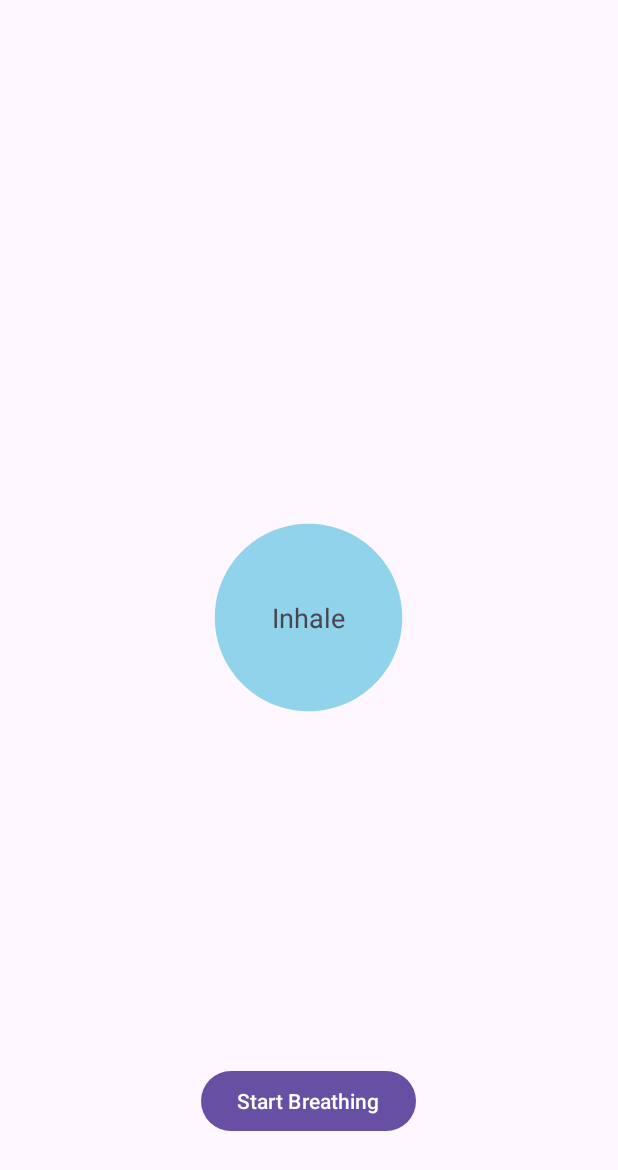
After one commit to IanHipolito/StressLessApp, an Android app: the BreathingExerciseActivity screen opened directly, with no data from a screen before it, on a phone screen of 412 x 824 dp. The commit adds this screen. Shown: the top 1170 px of the screen. Run offline under Robolectric (Android 15) with nearby library versions, the phone set to English and light mode, and no system bars.

Commit message:
Started The breathingexercise activity and adding the first functionalities

```diff
--- a/app/src/main/AndroidManifest.xml
+++ b/app/src/main/AndroidManifest.xml
@@ -36,9 +36,9 @@
             android:name=".MindfulnessActivity">
         </activity>
 
-<!--        <activity-->
-<!--            android:name=".SoundLevelActivity">-->
-<!--        </activity>-->
+        <activity
+            android:name=".BreathingExerciseActivity">
+        </activity>
 
 
     </application>
--- /dev/null
+++ b/app/src/main/java/com/example/stressless/BreathingExerciseActivity.java
@@ -0,0 +1,63 @@
+package com.example.stressless;
+
+import android.animation.ObjectAnimator;
+import android.animation.ValueAnimator;
+import android.os.Bundle;
+import android.os.Handler;
+import android.view.View;
+import android.view.animation.AccelerateDecelerateInterpolator;
+import android.widget.Button;
+import android.widget.TextView;
+import androidx.appcompat.app.AppCompatActivity;
+public class BreathingExerciseActivity extends AppCompatActivity {
+
+    private View breathingCircle;
+    private TextView breathingInstruction;
+    private Button startBreathingButton;
+    private Handler handler = new Handler();
+
+    @Override
+    protected void onCreate(Bundle savedInstanceState) {
+        super.onCreate(savedInstanceState);
+        setContentView(R.layout.activity_breathingexercise);
+
+        breathingCircle = findViewById(R.id.breathingCircle);
+        breathingInstruction = findViewById(R.id.breathingInstruction);
+        startBreathingButton = findViewById(R.id.startBreathingButton);
+
+        startBreathingButton.setOnClickListener(v -> startBreathingExercise());
+    }
+
+    private void startBreathingExercise() {
+        animateBreathing(0);
+    }
+
+    private void animateBreathing(int step) {
+        if (step == 0) {
+            breathingInstruction.setText("Inhale");
+            ObjectAnimator scaleUpX = ObjectAnimator.ofFloat(breathingCircle, "scaleX", 2f);
+            ObjectAnimator scaleUpY = ObjectAnimator.ofFloat(breathingCircle, "scaleY", 2f);
+            scaleUpX.setDuration(4000);
+            scaleUpY.setDuration(4000);
+            scaleUpX.setInterpolator(new AccelerateDecelerateInterpolator());
+            scaleUpY.setInterpolator(new AccelerateDecelerateInterpolator());
+            scaleUpX.start();
+            scaleUpY.start();
+            handler.postDelayed(() -> animateBreathing(1), 4000);
+        } else if (step == 1) {
+            breathingInstruction.setText("Hold");
+            handler.postDelayed(() -> animateBreathing(2), 7000);
+        } else if (step == 2) {
+            breathingInstruction.setText("Exhale");
+            ObjectAnimator scaleDownX = ObjectAnimator.ofFloat(breathingCircle, "scaleX", 1f);
+            ObjectAnimator scaleDownY = ObjectAnimator.ofFloat(breathingCircle, "scaleY", 1f);
+            scaleDownX.setDuration(4000);
+            scaleDownY.setDuration(4000);
+            scaleDownX.setInterpolator(new AccelerateDecelerateInterpolator());
+            scaleDownY.setInterpolator(new AccelerateDecelerateInterpolator());
+            scaleDownX.start();
+            scaleDownY.start();
+            handler.postDelayed(() -> animateBreathing(0), 4000);
+        }
+    }
+}
--- /dev/null
+++ b/app/src/main/res/drawable/baseline_circle_24.xml
@@ -0,0 +1,5 @@
+<vector android:height="24dp" android:tint="#91D3EA"
+    android:viewportHeight="24" android:viewportWidth="24"
+    android:width="24dp" xmlns:android="http://schemas.android.com/apk/res/android">
+    <path android:fillColor="@android:color/white" android:pathData="M12,2C6.47,2 2,6.47 2,12s4.47,10 10,10 10,-4.47 10,-10S17.53,2 12,2z"/>
+</vector>
--- /dev/null
+++ b/app/src/main/res/drawable/baseline_self_improvement_24.xml
@@ -0,0 +1,6 @@
+<vector android:height="24dp" android:tint="#919DEA"
+    android:viewportHeight="24" android:viewportWidth="24"
+    android:width="24dp" xmlns:android="http://schemas.android.com/apk/res/android">
+    <path android:fillColor="@android:color/white" android:pathData="M12,6m-2,0a2,2 0,1 1,4 0a2,2 0,1 1,-4 0"/>
+    <path android:fillColor="@android:color/white" android:pathData="M21,16v-2c-2.24,0 -4.16,-0.96 -5.6,-2.68l-1.34,-1.6C13.68,9.26 13.12,9 12.53,9h-1.05c-0.59,0 -1.15,0.26 -1.53,0.72l-1.34,1.6C7.16,13.04 5.24,14 3,14v2c2.77,0 5.19,-1.17 7,-3.25V15l-3.88,1.55C5.45,16.82 5,17.48 5,18.21C5,19.2 5.8,20 6.79,20H9v-0.5c0,-1.38 1.12,-2.5 2.5,-2.5h3c0.28,0 0.5,0.22 0.5,0.5S14.78,18 14.5,18h-3c-0.83,0 -1.5,0.67 -1.5,1.5V20h7.21C18.2,20 19,19.2 19,18.21c0,-0.73 -0.45,-1.39 -1.12,-1.66L14,15v-2.25C15.81,14.83 18.23,16 21,16z"/>
+</vector>
--- /dev/null
+++ b/app/src/main/res/layout/activity_breathingexercise.xml
@@ -0,0 +1,31 @@
+<?xml version="1.0" encoding="utf-8"?>
+<FrameLayout xmlns:android="http://schemas.android.com/apk/res/android"
+    android:layout_width="match_parent"
+    android:layout_height="match_parent"
+    android:padding="16dp"
+    android:gravity="center">
+
+    <View
+        android:id="@+id/breathingCircle"
+        android:layout_width="150dp"
+        android:layout_height="150dp"
+        android:background="@drawable/baseline_circle_24"
+        android:layout_gravity="center"/>
+
+    <TextView
+        android:id="@+id/breathingInstruction"
+        android:layout_width="wrap_content"
+        android:layout_height="wrap_content"
+        android:text="Inhale"
+        android:textSize="18sp"
+        android:layout_gravity="center"/>
+
+    <Button
+        android:id="@+id/startBreathingButton"
+        android:layout_width="wrap_content"
+        android:layout_height="wrap_content"
+        android:layout_gravity="center_horizontal|bottom"
+        android:layout_marginBottom="50dp"
+        android:text="Start Breathing" />
+
+</FrameLayout>
```
Also changed, not shown: app/src/main/java/com/example/stressless/BreathingActivity.java (+8 -0 lines), app/src/main/java/com/example/stressless/MainActivity.java (+7 -7 lines), app/src/main/res/layout/activity_breathing.xml (+31 -28 lines), app/src/main/res/layout/activity_main.xml (+0 -9 lines).
